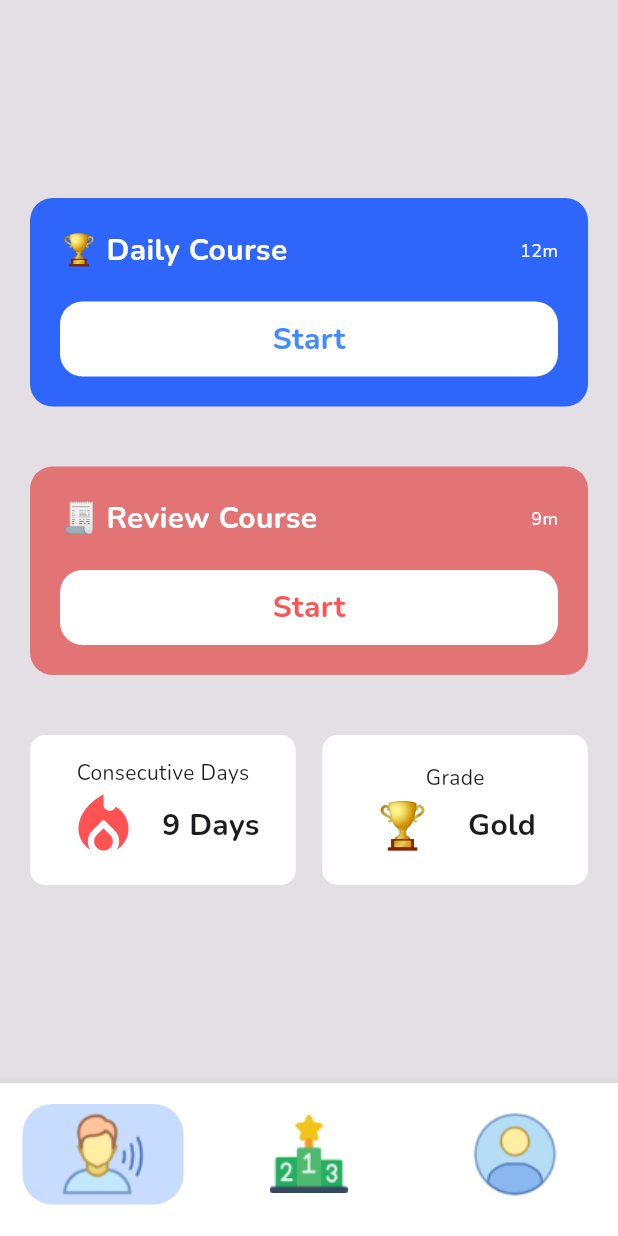
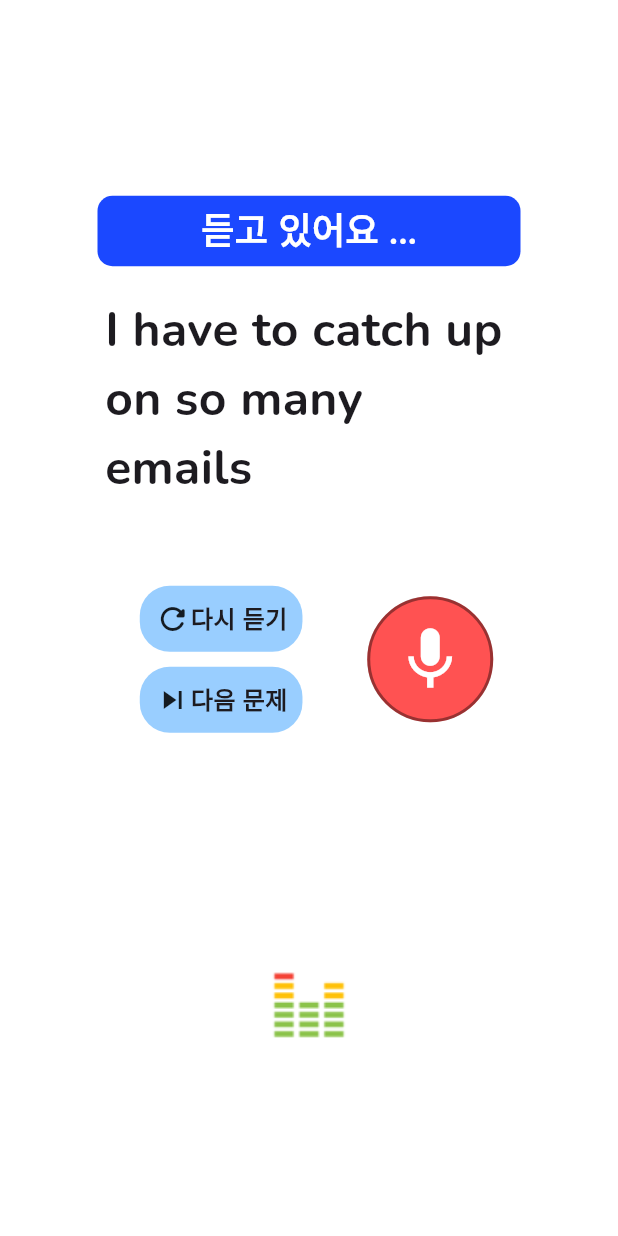
Before and after one commit to Fluent24/Fluent-Frontend, a Flutter app: the screen it shows after launch, after a tap on "Start", on a phone screen of 412 x 824 dp. Run offline on Flutter 3.47's test engine with Material 3 defaults, Android fonts, the phone set to English and light mode, and no system bars; missing offline and left inert: flutter_config, kakao_flutter_sdk.

Commit message:
closes #2; Feat: 학습하기 레이아웃 구현
HomeScreen에서 Start 버튼 클릭 통해 이동
레이아웃만 구현
애니메이션 효과 부여하지 않음

Resolves: #2

```diff
--- a/lib/main.dart
+++ b/lib/main.dart
@@ -1,4 +1,5 @@
 import 'package:fluent/env/env.dart';
+import 'package:fluent/screens/learn_screen.dart';
 import 'package:fluent/screens/main_screen.dart';
 import 'package:fluent/screens/register_screen.dart';
 import 'package:fluent/screens/splash_screen.dart';
@@ -24,6 +25,7 @@ Future<void> main() async {
       // '/': (context) => SplashScreen(),
       '/register': (context) => RegisterScreen(),
       '/main': (context) => MainScreen(),
+      '/learn': (context) => LearnScreen(),
     },
   ));
 }
--- a/lib/screens/home_screen.dart
+++ b/lib/screens/home_screen.dart
@@ -63,7 +63,12 @@ class _HomeScreenState extends State<HomeScreen> {
                     const SizedBox(height: 20),
 
                     // start button
-                    Container(
+                    GestureDetector(
+                      onTap: () {
+                        // 학습하기 화면으로 이동
+                        Navigator.pushNamed(context, '/learn');
+                      },
+                      child: Container(
                         width: double.infinity,
                         height: 50,
                         decoration: ShapeDecoration(
@@ -71,10 +76,6 @@ class _HomeScreenState extends State<HomeScreen> {
                             shape: RoundedRectangleBorder(
                               borderRadius: BorderRadius.circular(15),
                             )),
-                      child: GestureDetector(
-                        onTap: () {
-                          // 학습하기 화면으로 이동
-                        },
                         child: const Center(
                           child: Text(
                             'Start',
--- /dev/null
+++ b/lib/screens/learn_screen.dart
@@ -0,0 +1,185 @@
+// 학습하기 화면
+import 'package:flutter/material.dart';
+
+class LearnScreen extends StatefulWidget {
+  const LearnScreen({super.key});
+
+  @override
+  State<LearnScreen> createState() => _LearnScreenState();
+}
+
+class _LearnScreenState extends State<LearnScreen> {
+  String testScript = "I have to catch up on so many emails";
+
+  @override
+  Widget build(BuildContext context) {
+    return SafeArea(
+      child: Scaffold(
+        backgroundColor: const Color(0xFFFFFF).withOpacity(0.8),
+        body: Column(
+          mainAxisAlignment: MainAxisAlignment.center,
+          children: [
+            // 문제 스크립트 영역
+            Container(
+              width: double.infinity,
+              margin: const EdgeInsets.all(20),
+              padding: const EdgeInsets.symmetric(horizontal: 30, vertical: 15),
+              decoration: ShapeDecoration(
+                shape: RoundedRectangleBorder(
+                  borderRadius: BorderRadius.circular(20),
+                ),
+                color: Colors.white,
+              ),
+              child: Column(
+                children: [
+                  // 듣고 있어요...
+                  Container(
+                    width: double.infinity,
+                    margin: const EdgeInsets.symmetric(
+                        horizontal: 15, vertical: 10),
+                    padding: const EdgeInsets.symmetric(vertical: 5),
+                    decoration: ShapeDecoration(
+                      shape: RoundedRectangleBorder(
+                        borderRadius: BorderRadius.circular(10),
+                      ),
+                      color: const Color(0xFF1B48FF),
+                    ),
+                    child: const Center(
+                      child: Text(
+                        '듣고 있어요 ...',
+                        style: TextStyle(
+                            fontSize: 24,
+                            fontFamily: 'Nunito',
+                            fontWeight: FontWeight.bold,
+                            color: Colors.white),
+                      ),
+                    ),
+                  ),
+
+                  const SizedBox(height: 10),
+
+                  // 문제
+                  Container(
+                    padding: const EdgeInsets.symmetric(horizontal: 20),
+                    child: Text(
+                      testScript,
+                      style: const TextStyle(
+                        fontSize: 32,
+                        fontFamily: 'Nunito',
+                        fontWeight: FontWeight.bold,
+                      ),
+                    ),
+                  ),
+
+                  const SizedBox(height: 50),
+
+                  // 다시 듣기 / 다음 문제 / 음성 녹음
+                  Row(
+                    mainAxisAlignment: MainAxisAlignment.spaceEvenly,
+                    children: [
+                      Column(
+                        children: [
+                          // 다시 듣기
+                          Container(
+                            decoration: ShapeDecoration(
+                              shape: RoundedRectangleBorder(
+                                borderRadius: BorderRadius.circular(20),
+                              ),
+                              color: const Color(0xFF0085FF).withOpacity(0.4),
+                            ),
+                            margin: const EdgeInsets.symmetric(horizontal: 10, vertical: 5),
+                            padding: const EdgeInsets.all(10),
+                            child: const Row(
+                              mainAxisAlignment: MainAxisAlignment.spaceAround,
+                              children: [
+                                Icon(
+                                  Icons.refresh_rounded,
+                                  size: 24,
+                                ),
+                                Text(
+                                  '다시 듣기',
+                                  style: TextStyle(
+                                    fontSize: 16,
+                                    fontFamily: 'Nunito',
+                                    fontWeight: FontWeight.bold,
+                                  ),
+                                ),
+                              ],
+                            ),
+                          ),
+                          // 다음 문제
+                          Container(
+                            decoration: ShapeDecoration(
+                              shape: RoundedRectangleBorder(
+                                borderRadius: BorderRadius.circular(20),
+                              ),
+                              color: const Color(0xFF0085FF).withOpacity(0.4),
+                            ),
+                            margin: const EdgeInsets.symmetric(horizontal: 10, vertical: 5),
+                            padding: const EdgeInsets.all(10),
+                            child: const Row(
+                              mainAxisAlignment: MainAxisAlignment.spaceAround,
+                              children: [
+                                Icon(
+                                  Icons.skip_next,
+                                  size: 24,
+                                ),
+                                Text(
+                                  '다음 문제',
+                                  style: TextStyle(
+                                    fontSize: 16,
+                                    fontFamily: 'Nunito',
+                                    fontWeight: FontWeight.bold,
+                                  ),
+                                ),
+                              ],
+                            ),
+                          ),
+                        ],
+                      ),
+                      Container(
+                        decoration: ShapeDecoration(
+                          shape: CircleBorder(
+                            side: BorderSide(
+                              color: Colors.black.withOpacity(0.4),
+                              width: 2,
+                            ),
+                          ),
+                          color: Colors.redAccent,
+                        ),
+                        padding: const EdgeInsets.all(15),
+                        child: const Icon(
+                          Icons.mic,
+                          size: 50,
+                          color: Colors.white,
+                        ),
+                      ),
+                    ],
+                  ),
+
+                  const SizedBox(height: 20),
+                ],
+              ),
+            ),
+
+            const SizedBox(height: 50),
+
+            // wave form 영역 -> 나중에 애니메이션 달아줘야 함
+            Container(
+              width: double.infinity,
+              margin: const EdgeInsets.all(20),
+              padding: const EdgeInsets.symmetric(horizontal: 30, vertical: 15),
+              decoration: ShapeDecoration(
+                shape: RoundedRectangleBorder(
+                  borderRadius: BorderRadius.circular(20),
+                ),
+                color: Colors.white,
+              ),
+              child: Image.asset('assets/images/wave_form.png', height: 70,),
+            ),
+          ],
+        ),
+      ),
+    );
+  }
+}
```
Also changed, not shown: assets/images/wave_form.png (added). Lines whose indentation alone changed are shown as unchanged.
